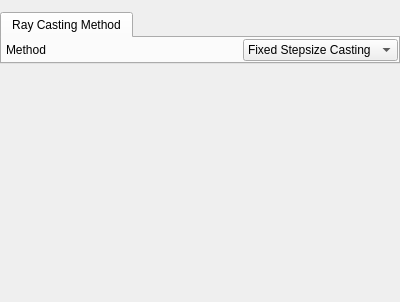
This is apps/vaporgui/DVRVariablesGUI.ui in StasJ/vapor-formatted as Qt 5 draws it before an edit. The edited form follows.
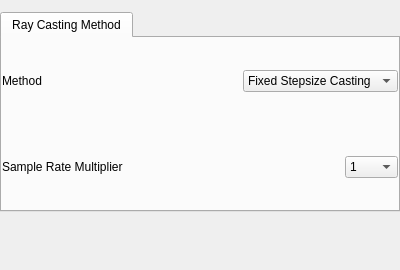
This is the edited form. Custom widgets are drawn as their Qt base class.

Commit message: Params and GUI both support sample rate multiplier

Patch:
```diff
--- a/apps/vaporgui/DVRVariablesGUI.ui
+++ b/apps/vaporgui/DVRVariablesGUI.ui
@@ -7,9 +7,15 @@
     <x>0</x>
     <y>0</y>
     <width>400</width>
-    <height>302</height>
+    <height>270</height>
    </rect>
   </property>
+  <property name="sizePolicy">
+   <sizepolicy hsizetype="Preferred" vsizetype="Minimum">
+    <horstretch>0</horstretch>
+    <verstretch>0</verstretch>
+   </sizepolicy>
+  </property>
   <property name="windowTitle">
    <string>Form</string>
   </property>
@@ -40,6 +46,12 @@
        <verstretch>0</verstretch>
       </sizepolicy>
      </property>
+     <property name="minimumSize">
+      <size>
+       <width>0</width>
+       <height>200</height>
+      </size>
+     </property>
      <property name="currentIndex">
       <number>0</number>
      </property>
@@ -53,12 +65,36 @@
       <attribute name="title">
        <string>Ray Casting Method</string>
       </attribute>
+      <layout class="QVBoxLayout" name="verticalLayout_2">
+       <property name="spacing">
+        <number>0</number>
+       </property>
+       <property name="leftMargin">
+        <number>0</number>
+       </property>
+       <property name="topMargin">
+        <number>0</number>
+       </property>
+       <property name="rightMargin">
+        <number>0</number>
+       </property>
+       <property name="bottomMargin">
+        <number>0</number>
+       </property>
+       <item>
+        <widget class="QFrame" name="frame">
+         <property name="frameShape">
+          <enum>QFrame::NoFrame</enum>
+         </property>
+         <property name="frameShadow">
+          <enum>QFrame::Raised</enum>
+         </property>
       <layout class="QHBoxLayout" name="horizontalLayout">
        <property name="spacing">
         <number>0</number>
        </property>
        <property name="leftMargin">
-        <number>4</number>
+           <number>0</number>
        </property>
        <property name="topMargin">
         <number>0</number>
@@ -83,7 +119,7 @@
          </property>
          <property name="sizeHint" stdset="0">
           <size>
-           <width>40</width>
+              <width>166</width>
            <height>20</height>
           </size>
          </property>
@@ -107,6 +143,95 @@
            <string>Cell Traverse Casting</string>
           </property>
          </item>
+           </widget>
+          </item>
+         </layout>
+        </widget>
+       </item>
+       <item>
+        <widget class="QFrame" name="frame_2">
+         <property name="frameShape">
+          <enum>QFrame::NoFrame</enum>
+         </property>
+         <property name="frameShadow">
+          <enum>QFrame::Raised</enum>
+         </property>
+         <layout class="QHBoxLayout" name="horizontalLayout_3">
+          <property name="spacing">
+           <number>0</number>
+          </property>
+          <property name="leftMargin">
+           <number>0</number>
+          </property>
+          <property name="topMargin">
+           <number>0</number>
+          </property>
+          <property name="rightMargin">
+           <number>0</number>
+          </property>
+          <property name="bottomMargin">
+           <number>0</number>
+          </property>
+          <item>
+           <widget class="QLabel" name="label_2">
+            <property name="text">
+             <string>Sample Rate Multiplier</string>
+            </property>
+           </widget>
+          </item>
+          <item>
+           <spacer name="spacer">
+            <property name="orientation">
+             <enum>Qt::Horizontal</enum>
+            </property>
+            <property name="sizeHint" stdset="0">
+             <size>
+              <width>165</width>
+              <height>20</height>
+             </size>
+            </property>
+           </spacer>
+          </item>
+          <item>
+           <widget class="QComboBox" name="_sampleRateComboBox">
+            <item>
+             <property name="text">
+              <string>1</string>
+             </property>
+            </item>
+            <item>
+             <property name="text">
+              <string>2</string>
+             </property>
+            </item>
+            <item>
+             <property name="text">
+              <string>4</string>
+             </property>
+            </item>
+            <item>
+             <property name="text">
+              <string>8</string>
+             </property>
+            </item>
+            <item>
+             <property name="text">
+              <string>1 / 2</string>
+             </property>
+            </item>
+            <item>
+             <property name="text">
+              <string>1 / 4</string>
+             </property>
+            </item>
+            <item>
+             <property name="text">
+              <string>1 / 8</string>
+             </property>
+            </item>
+           </widget>
+          </item>
+         </layout>
         </widget>
        </item>
       </layout>
```
Lines whose indentation alone changed are shown as unchanged. The commit also changes 3 other files.
